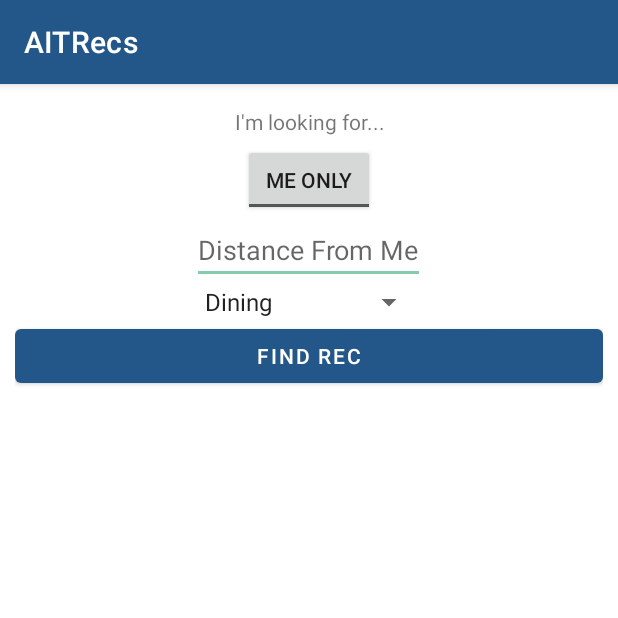
After one commit to tiffz56/AITRecs, an Android app: the FindRecActivity screen opened directly, with no data from a screen before it, on a phone screen of 412 x 824 dp, the top half of it. The commit adds this screen. Run offline under Robolectric (Android 15) with nearby library versions, the phone set to English and light mode, and no system bars.

Commit message:
Added basic filtering

```diff
--- a/app/src/main/AndroidManifest.xml
+++ b/app/src/main/AndroidManifest.xml
@@ -17,7 +17,9 @@
         android:supportsRtl="true"
         android:theme="@style/Theme.AITRecs"
         tools:targetApi="31">
-
+        <activity
+            android:name=".FindRecActivity"
+            android:exported="false" />
         <!--
              TODO: Before you run your application, you need a Google Maps API key.
 
--- a/app/src/main/java/hu/ait/aitrecs/AddRecActivity.kt
+++ b/app/src/main/java/hu/ait/aitrecs/AddRecActivity.kt
@@ -62,6 +62,9 @@ class AddRecActivity : AppCompatActivity(), OnMapReadyCallback {
             MarkerOptions().position(coords)
         )?.isDraggable = true
 
+        mMap.uiSettings.isZoomControlsEnabled = true
+        mMap.uiSettings.isMyLocationButtonEnabled = true
+
         mMap.setOnMarkerDragListener(
             object : GoogleMap.OnMarkerDragListener
             {
--- /dev/null
+++ b/app/src/main/java/hu/ait/aitrecs/FindRecActivity.kt
@@ -0,0 +1,47 @@
+package hu.ait.aitrecs
+
+import android.content.Intent
+import androidx.appcompat.app.AppCompatActivity
+import android.os.Bundle
+import android.widget.ArrayAdapter
+import hu.ait.aitrecs.databinding.ActivityFindRecBinding
+
+class FindRecActivity : AppCompatActivity() {
+
+    companion object {
+        const val FILTER_ON = "filter_on"
+        const val FILTER_ME_ONLY = "filter_me_only"
+        const val FILTER_DISTANCE = "filter_distance"
+        const val FILTER_CATEGORY = "filter_category"
+    }
+
+    lateinit var binding: ActivityFindRecBinding
+
+    override fun onCreate(savedInstanceState: Bundle?) {
+        super.onCreate(savedInstanceState)
+        binding = ActivityFindRecBinding.inflate(layoutInflater)
+        setContentView(binding.root)
+
+        val categoryAdapter = ArrayAdapter.createFromResource(
+            this,
+            R.array.category_array,
+            android.R.layout.simple_spinner_item
+        )
+        categoryAdapter.setDropDownViewResource(
+            android.R.layout.simple_spinner_dropdown_item
+        )
+
+        binding.spCategory.adapter = categoryAdapter
+
+        binding.btnFindRec.setOnClickListener {
+            var myIntent = Intent(this, MapsActivity::class.java)
+
+            myIntent.putExtra(FILTER_ON, true)
+            myIntent.putExtra(FILTER_ME_ONLY, binding.tbUsers.isChecked)
+            myIntent.putExtra(FILTER_DISTANCE, binding.etDistance.text.toString().toLong())
+            myIntent.putExtra(FILTER_CATEGORY, binding.spCategory.selectedItemPosition)
+
+            startActivity(myIntent)
+        }
+    }
+}
--- /dev/null
+++ b/app/src/main/res/layout/activity_find_rec.xml
@@ -0,0 +1,46 @@
+<?xml version="1.0" encoding="utf-8"?>
+<LinearLayout
+    xmlns:android="http://schemas.android.com/apk/res/android"
+    xmlns:tools="http://schemas.android.com/tools"
+    android:layout_width="match_parent"
+    android:layout_height="match_parent"
+    android:layout_margin="20dp"
+    android:orientation="vertical"
+    android:gravity="center_horizontal"
+    android:padding="10dp"
+    tools:context=".FindRecActivity">
+
+    <TextView
+        android:id="@+id/tvTitle"
+        android:layout_marginVertical="5dp"
+        android:layout_width="wrap_content"
+        android:layout_height="wrap_content"
+        android:textAlignment="center"
+        android:text="I'm looking for..." />
+
+    <ToggleButton
+        android:id="@+id/tbUsers"
+        android:layout_width="wrap_content"
+        android:layout_height="wrap_content"
+        android:textOn="Everyone"
+        android:textOff="Me Only"/>
+
+    <EditText
+        android:id="@+id/etDistance"
+        android:layout_width="wrap_content"
+        android:layout_height="wrap_content"
+        android:inputType="numberDecimal"
+        android:hint="Distance From Me"/>
+
+    <Spinner
+        android:id="@+id/spCategory"
+        android:layout_width="wrap_content"
+        android:layout_height="wrap_content" />
+
+    <Button
+        android:id="@+id/btnFindRec"
+        android:layout_width="match_parent"
+        android:layout_height="wrap_content"
+        android:text="Find Rec"/>
+
+</LinearLayout>
```
Also changed, not shown: app/src/main/java/hu/ait/aitrecs/FindRecFragment.kt (deleted, +0 -26 lines), app/src/main/java/hu/ait/aitrecs/MapsActivity.kt (+38 -4 lines), app/src/main/java/hu/ait/aitrecs/viewmodel/RecsViewModel.kt (+49 -1 lines), app/src/main/res/layout/activity_maps.xml (+15 -2 lines), app/src/main/res/layout/fragment_find_rec.xml (deleted, +0 -14 lines).
